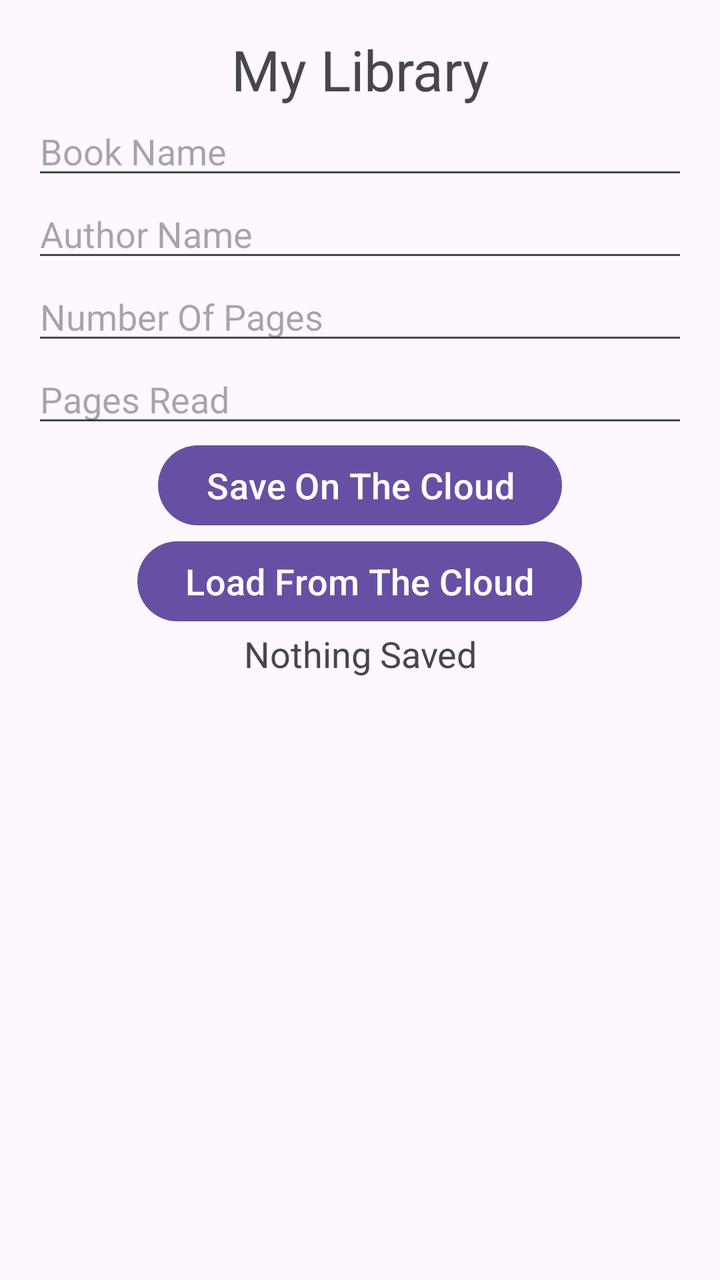
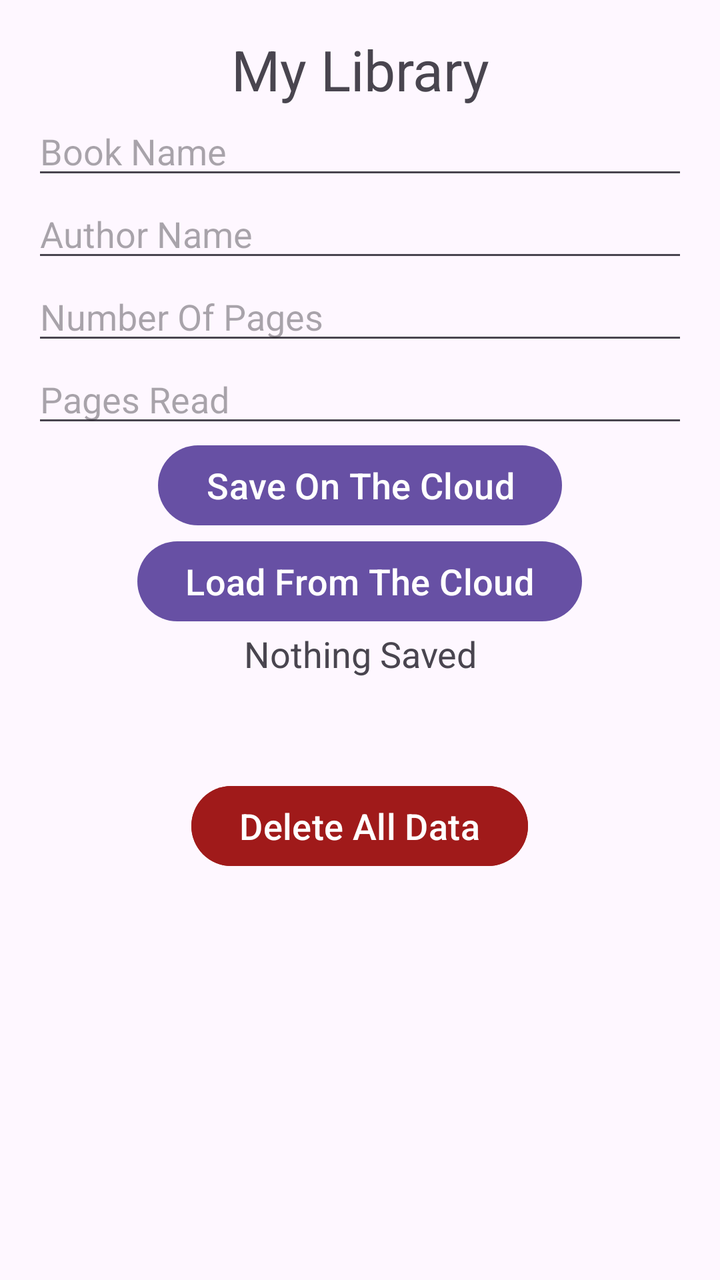

Compare the two renders of this Android layout. The source of the first and the diff that turns it into the second are given below.
<!-- AndroidManifest.xml: application theme Theme.MyLibrary -->
<!-- res/layout/activity_main.xml -->
<?xml version="1.0" encoding="utf-8"?>
<LinearLayout xmlns:android="http://schemas.android.com/apk/res/android"
    xmlns:tools="http://schemas.android.com/tools"
    android:id="@+id/main"
    android:layout_width="match_parent"
    android:layout_height="match_parent"
    android:orientation="vertical"
    android:padding="16dp">

    

    <TextView
        android:id="@+id/tvTitle"
        android:layout_width="match_parent"
        android:layout_height="wrap_content"
        android:text="My Library"
        android:gravity="center_horizontal"
        android:textSize="28sp"/>

    <EditText
        android:id="@+id/etBook"
        android:layout_width="match_parent"
        android:layout_height="wrap_content"
        android:hint="Book Name"
        android:inputType="text"/>
    <EditText
        android:id="@+id/etAuthor"
        android:layout_width="match_parent"
        android:layout_height="wrap_content"
        android:hint="Author Name"
        android:inputType="text"/>
    <EditText
        android:id="@+id/etPages"
        android:layout_width="match_parent"
        android:layout_height="wrap_content"
        android:hint="Number Of Pages"
        android:inputType="number"
        android:maxLength="4"/>
    <EditText
        android:id="@+id/etRead"
        android:layout_width="match_parent"
        android:layout_height="wrap_content"
        android:hint="Pages Read"
        android:inputType="number"
        android:maxLength="4"/>

    <Button
        android:id="@+id/btnSave"
        android:layout_width="wrap_content"
        android:layout_height="wrap_content"
        android:text="Save On The Cloud"
        android:textSize="18sp"
        android:layout_gravity="center_horizontal"/>
    <Button
        android:id="@+id/btnLoad"
        android:layout_width="wrap_content"
        android:layout_height="wrap_content"
        android:text="Load From The Cloud"
        android:textSize="18sp"
        android:layout_gravity="center_horizontal"/>

    <TextView
        android:id="@+id/tvStatus"
        android:layout_width="match_parent"
        android:layout_height="wrap_content"
        android:text="Nothing Saved"
        android:gravity="center_horizontal"
        android:textSize="18sp"/>
</LinearLayout>
<!-- resources referenced by this layout -->
<resources>
  <style name="Theme.MyLibrary" parent="Base.Theme.MyLibrary" />
  <style name="Base.Theme.MyLibrary" parent="Theme.Material3.DayNight.NoActionBar">
          
          
      </style>
</resources>

<!-- the commit's change to res/layout/activity_main.xml (unified diff, before → after) -->
@@ -66,4 +66,14 @@
         android:text="Nothing Saved"
         android:gravity="center_horizontal"
         android:textSize="18sp"/>
+
+    <Button
+        android:id="@+id/btnDelete"
+        android:layout_width="wrap_content"
+        android:layout_height="wrap_content"
+        android:layout_gravity="center"
+        android:layout_marginTop="50sp"
+        android:backgroundTint="#A01A1A"
+        android:text="Delete All Data"
+        android:textSize="18sp" />
 </LinearLayout>
